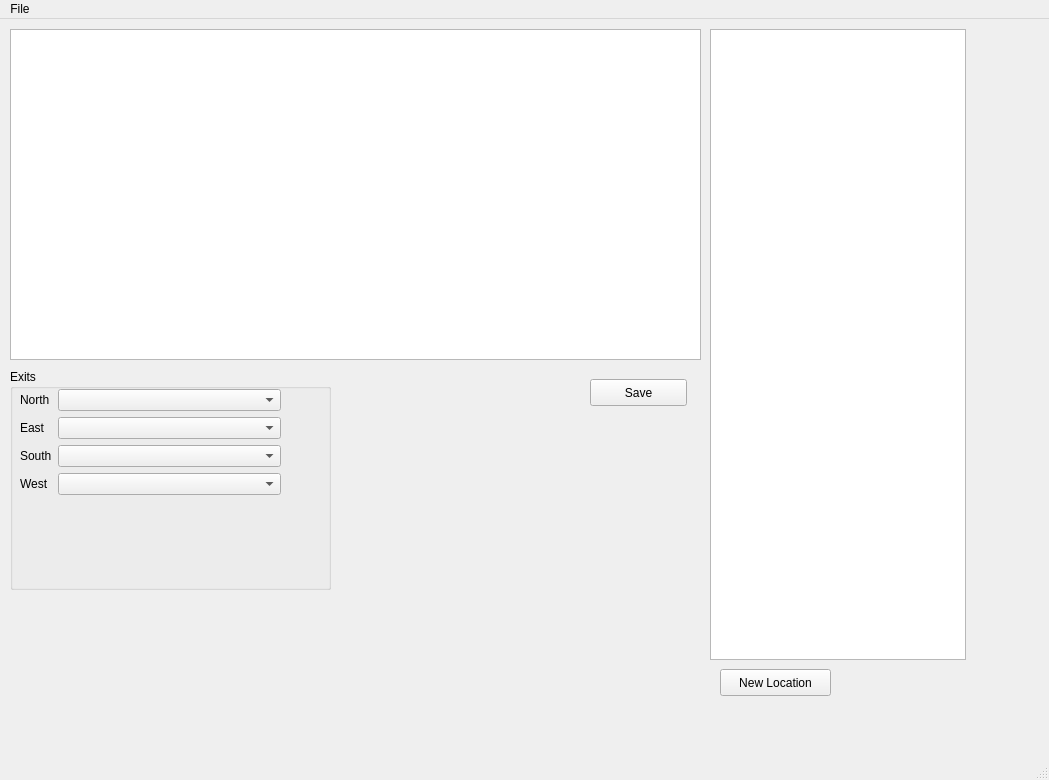
Qt form tools/GameEditor/GameEditor.ui (JeremyLWright/game-components) before a commit.
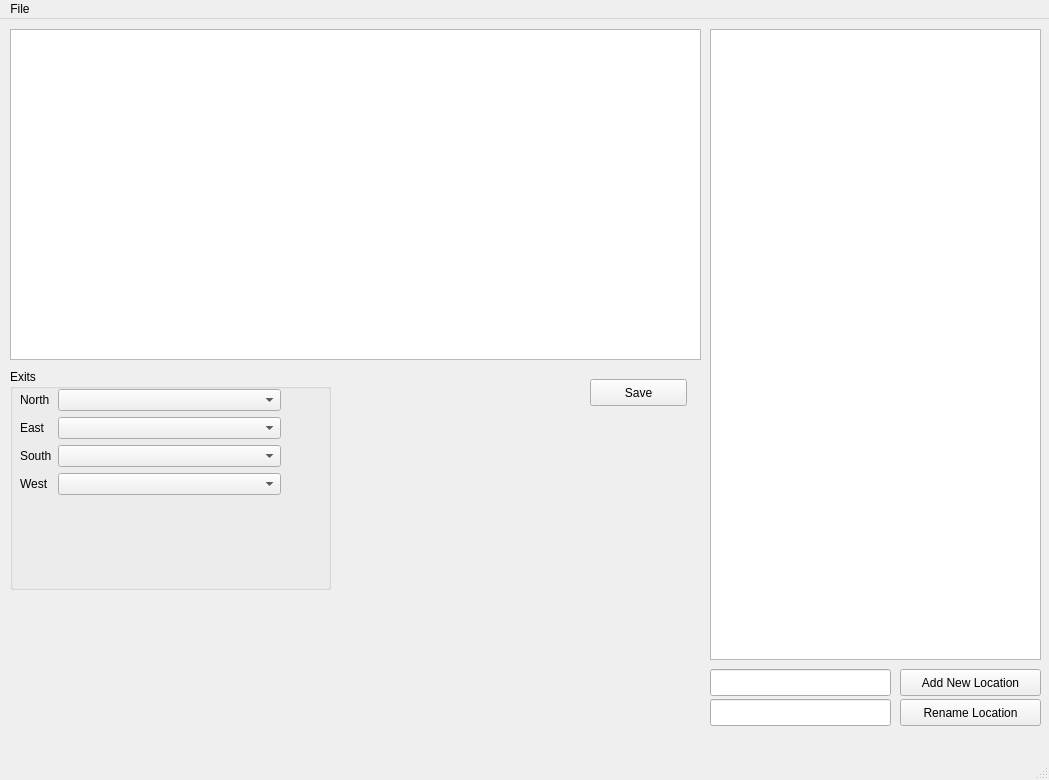
The same form after that commit.

Commit message: Game editor is shaping out. Reading and writing to the JSON file.

```diff
--- a/tools/GameEditor/GameEditor.ui
+++ b/tools/GameEditor/GameEditor.ui
@@ -43,14 +43,14 @@
    <widget class="QPushButton" name="buttonNewLocation">
     <property name="geometry">
      <rect>
-      <x>720</x>
+      <x>900</x>
       <y>650</y>
-      <width>111</width>
+      <width>141</width>
       <height>27</height>
      </rect>
     </property>
     <property name="text">
-     <string>New Location</string>
+     <string>Add New Location</string>
     </property>
    </widget>
    <widget class="QGroupBox" name="groupBox">
@@ -129,11 +129,44 @@
      <rect>
       <x>710</x>
       <y>10</y>
-      <width>256</width>
+      <width>331</width>
       <height>631</height>
      </rect>
     </property>
    </widget>
+   <widget class="QLineEdit" name="lineEditNewLocation">
+    <property name="geometry">
+     <rect>
+      <x>710</x>
+      <y>650</y>
+      <width>181</width>
+      <height>27</height>
+     </rect>
+    </property>
+   </widget>
+   <widget class="QPushButton" name="pushButtonRenameLocation">
+    <property name="geometry">
+     <rect>
+      <x>900</x>
+      <y>680</y>
+      <width>141</width>
+      <height>27</height>
+     </rect>
+    </property>
+    <property name="text">
+     <string>Rename Location</string>
+    </property>
+   </widget>
+   <widget class="QLineEdit" name="lineEditRenameLocation">
+    <property name="geometry">
+     <rect>
+      <x>710</x>
+      <y>680</y>
+      <width>181</width>
+      <height>27</height>
+     </rect>
+    </property>
+   </widget>
   </widget>
   <widget class="QMenuBar" name="menubar">
    <property name="geometry">
```
The commit also changes 4 other files.
